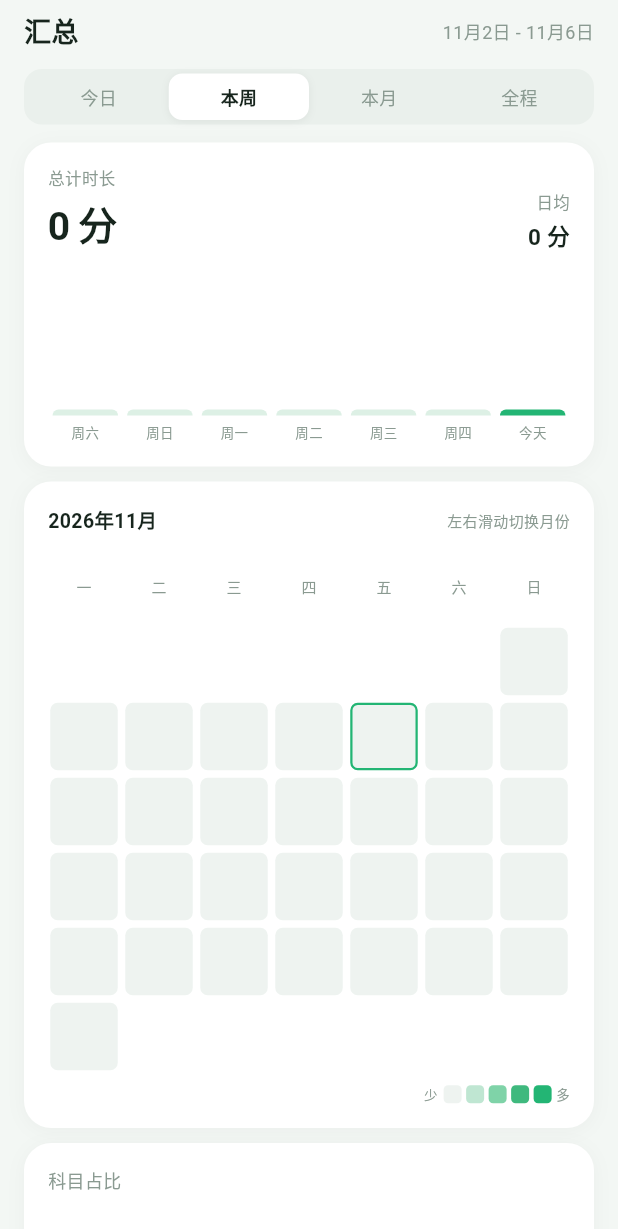
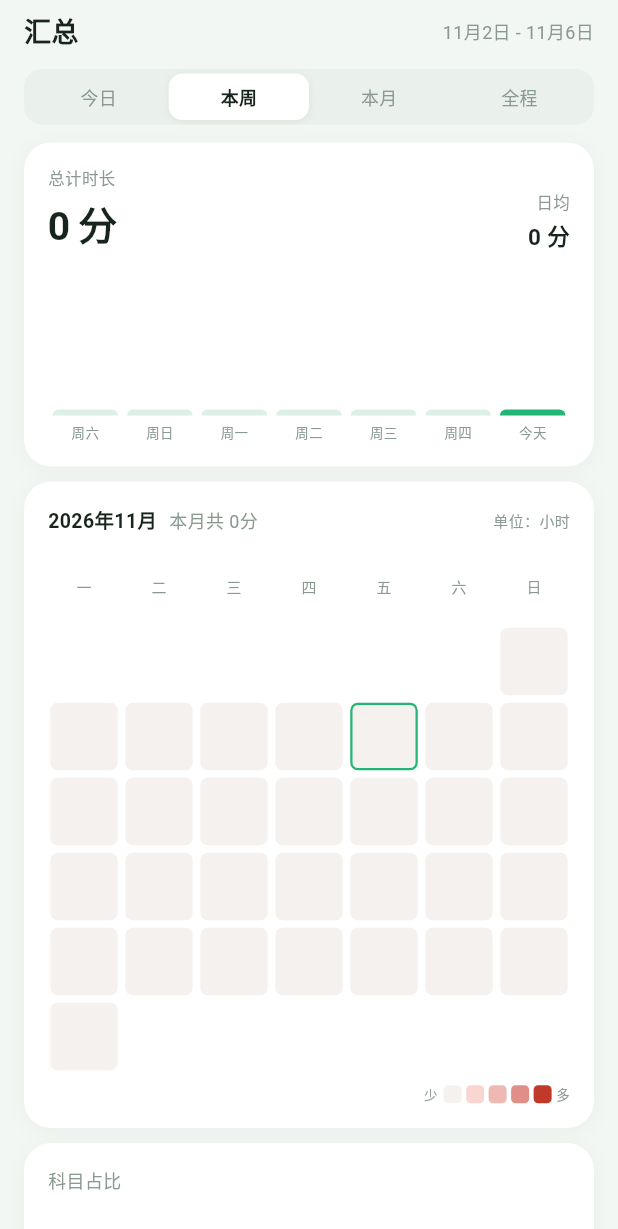
Before and after one commit to gyd258/kaoyan-time, a Flutter app: the SummaryPage widget shown alone on an empty page, opened directly, on a phone screen of 412 x 824 dp. Shown: the top 1229 px of the screen. Run offline on Flutter 3.47's test engine with Material 3 defaults, Android fonts, the phone set to English and light mode, and no system bars; our stand-ins replace file_picker, sqflite; accounts and stored records are empty.

Commit message:
feat: 热力图改红色0-24小时渐变+当月汇总，柱状图按小时显示

```diff
--- a/lib/features/summary/summary_page.dart
+++ b/lib/features/summary/summary_page.dart
@@ -340,7 +340,7 @@ class _SummaryPageState extends State<SummaryPage> {
                     mainAxisAlignment: MainAxisAlignment.end,
                     children: [
                       Text(
-                        e.value == 0 ? '' : '${e.value}',
+                        e.value == 0 ? '' : (e.value / 60).toStringAsFixed(1),
                         style: TextStyle(fontSize: 8, color: subColor(context)),
                       ),
                       const SizedBox(height: 3),
@@ -553,16 +553,18 @@ class _SummaryPageState extends State<SummaryPage> {
           ),
           alignment: Alignment.center,
           child: Text(
-            minutes > 0 ? '$minutes' : '',
+            minutes > 0 ? (minutes / 60).toStringAsFixed(1) : '',
             style: TextStyle(
               fontSize: 8,
-              color: minutes > 0 ? Colors.white : subColor(context),
+              color: minutes >= 180 ? Colors.white : const Color(0xFFB0392E),
               fontWeight: isToday ? FontWeight.w700 : FontWeight.normal,
             ),
           ),
         ),
       ));
     }
+
+    final monthTotal = state.monthHeatmap.values.fold<int>(0, (a, b) => a + b);
 
     return AppCard(
       child: Column(
@@ -573,8 +575,11 @@ class _SummaryPageState extends State<SummaryPage> {
               Text('$year年$month月',
                   style: TextStyle(
                       fontSize: 13, fontWeight: FontWeight.w600, color: textColor(context))),
+              const SizedBox(width: 8),
+              Text('本月共 ${fmtShort(monthTotal)}',
+                  style: TextStyle(fontSize: 12, color: subColor(context))),
               const Spacer(),
-              Text('左右滑动切换月份',
+              Text('单位：小时',
                   style: TextStyle(fontSize: 10, color: subColor(context))),
             ],
           ),
@@ -596,10 +601,10 @@ class _SummaryPageState extends State<SummaryPage> {
               const SizedBox(width: 4),
               for (final c in [
                 _heatColor(0),
-                _heatColor(15),
-                _heatColor(45),
-                _heatColor(90),
-                _heatColor(150),
+                _heatColor(120),
+                _heatColor(360),
+                _heatColor(720),
+                _heatColor(1440),
               ])
                 Container(
                   width: 12,
@@ -617,13 +622,11 @@ class _SummaryPageState extends State<SummaryPage> {
 
   Color _heatColor(int minutes) {
     if (minutes <= 0) {
-      return isDark(context) ? const Color(0xFF23282E) : const Color(0xFFEEF3F0);
+      return isDark(context) ? const Color(0xFF23282E) : const Color(0xFFF5F1EF);
     }
-    final base = isDark(context);
-    if (minutes <= 30) return base ? const Color(0xFF1E4D3A) : const Color(0xFFBFE6D2);
-    if (minutes <= 60) return base ? const Color(0xFF237050) : const Color(0xFF7FD3A8);
-    if (minutes <= 120) return base ? const Color(0xFF2B9968) : const Color(0xFF3FB97E);
-    return base ? const Color(0xFF34C982) : const Color(0xFF23B574);
+    // 0~24 小时线性从浅红到深红
+    final t = (minutes / 1440).clamp(0.0, 1.0);
+    return Color.lerp(const Color(0xFFFFE4E0), const Color(0xFFC0392B), t)!;
   }
 
   Widget _subjectList(AppState state, List<SubjectSummary> items) {
```
